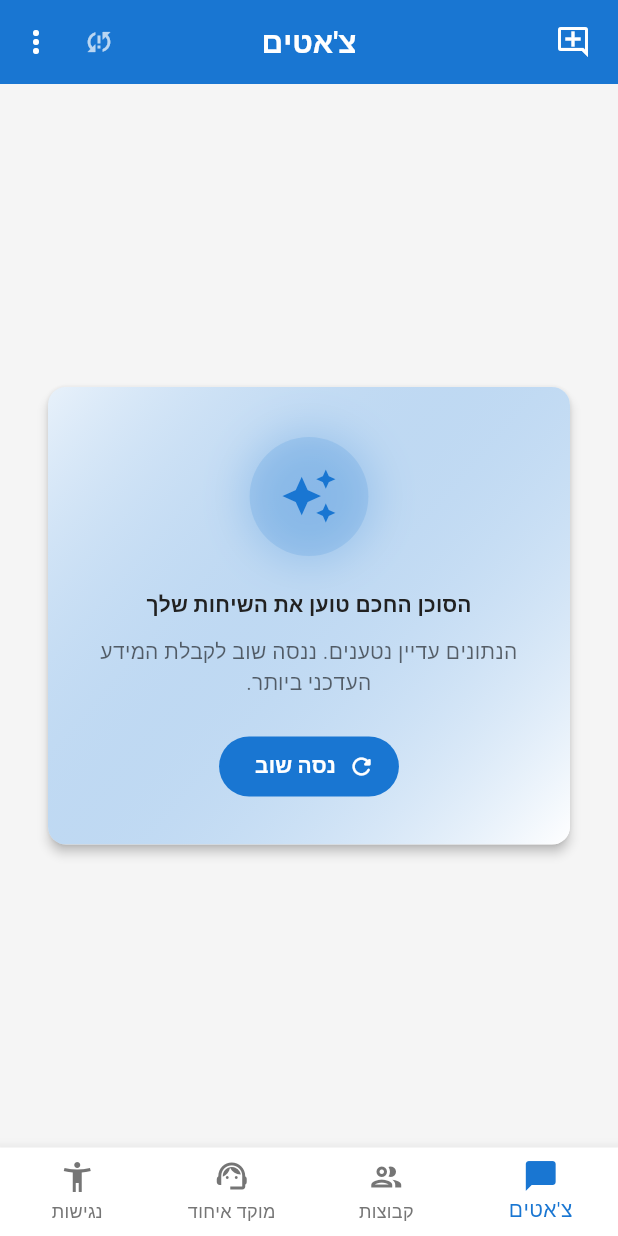
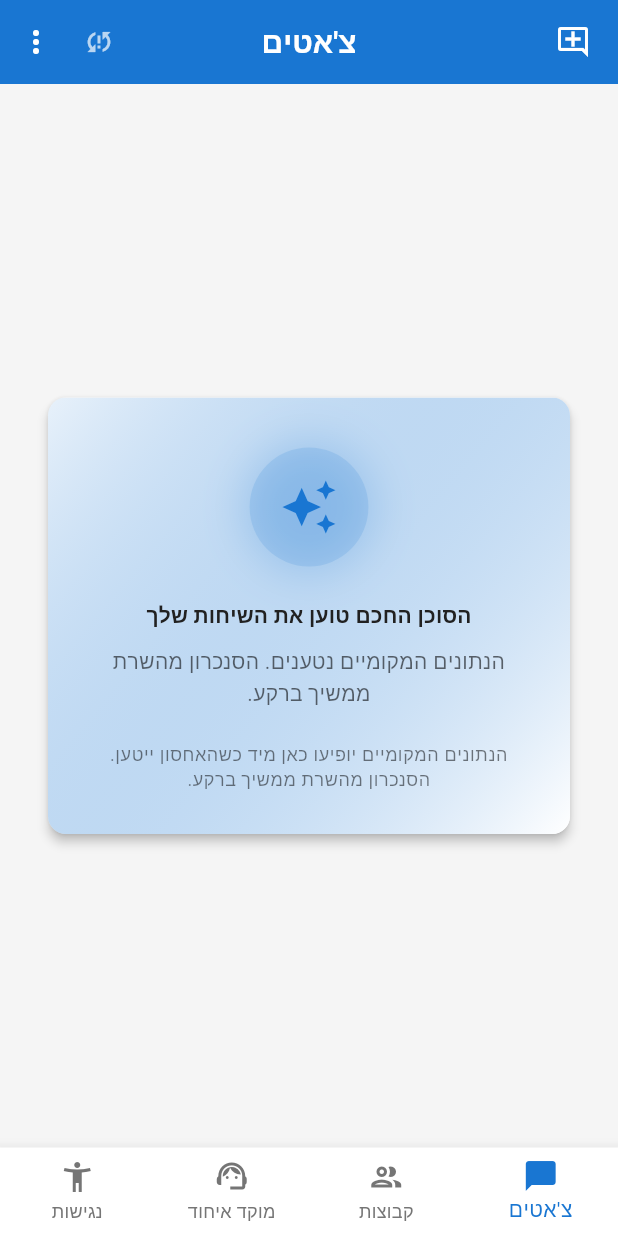
Before and after one commit to jammalmassalha/tzmc.push.app, a Flutter app: the ChatShellScreen screen opened directly, on a phone screen of 412 x 824 dp. Run offline on Flutter 3.47's test engine with Material 3 defaults, Android fonts, the phone set to English and light mode, and no system bars; our stand-ins replace connectivity_plus, cookie_jar, dio, dio_cookie_manager, drift, equatable and 15 more; missing offline and left inert: dart:js_interop; accounts and stored records are empty; generated files the repository leaves out were written again; network calls fail.

```diff
--- a/flutter_app/lib/features/chat/presentation/chat_list_screen.dart
+++ b/flutter_app/lib/features/chat/presentation/chat_list_screen.dart
@@ -81,14 +81,6 @@ class ChatListScreen extends ConsumerWidget {
         if (chatItems.isEmpty) {
           return _ChatDataRetrievalView(
             isSyncing: isLoading || state.isInitialSyncing,
-            onRetry: () async {
-              await ref.read(chatStoreProvider.notifier).syncOnLaunch();
-              if (context.mounted) {
-                await ref.read(chatStoreProvider.notifier).recoverMissedMessages(
-                      force: true,
-                    );
-              }
-            },
           );
         }
 
@@ -401,11 +393,9 @@ class _ChatListTile extends StatelessWidget {
 
 class _ChatDataRetrievalView extends StatefulWidget {
   final bool isSyncing;
-  final Future<void> Function() onRetry;
 
   const _ChatDataRetrievalView({
     required this.isSyncing,
-    required this.onRetry,
   });
 
   @override
@@ -493,7 +483,7 @@ class _ChatDataRetrievalViewState extends State<_ChatDataRetrievalView>
                 Text(
                   widget.isSyncing
                       ? 'בודק את הנתונים המקומיים ומסנכרן מידע חדש מהשרת...'
-                      : 'הנתונים עדיין נטענים. ננסה שוב לקבלת המידע העדכני ביותר.',
+                      : 'הנתונים המקומיים נטענים. הסנכרון מהשרת ממשיך ברקע.',
                   textAlign: TextAlign.center,
                   style: theme.textTheme.bodyMedium?.copyWith(
                     color: theme.colorScheme.onSurface.withAlpha(170),
@@ -510,10 +500,14 @@ class _ChatDataRetrievalViewState extends State<_ChatDataRetrievalView>
                     ),
                   )
                 else
-                  FilledButton.icon(
-                    onPressed: widget.onRetry,
-                    icon: const Icon(Icons.refresh_rounded),
-                    label: const Text('נסה שוב'),
+                  Text(
+                    'הנתונים המקומיים יופיעו כאן מיד כשהאחסון ייטען. '
+                    'הסנכרון מהשרת ממשיך ברקע.',
+                    textAlign: TextAlign.center,
+                    style: theme.textTheme.bodySmall?.copyWith(
+                      color: theme.colorScheme.onSurface.withAlpha(150),
+                      height: 1.4,
+                    ),
                   ),
               ],
             ),
```
Also changed, not shown: 1 other file.
